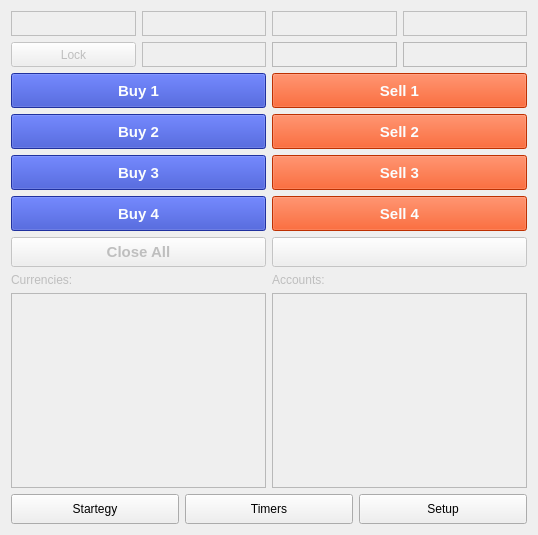
alimogh/trdk, file sources/FrontEnd/WilliamCarryFrontEnd/MultiBrokerWidget.ui: the form before one commit.
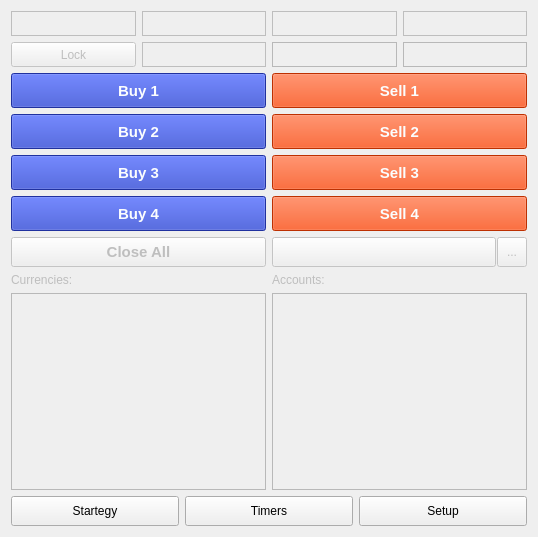
The form after the commit.

Commit message: [WilliamCarry] Symbol select. https://trello.com/c/8BIVTRPQ

Diff of the .ui file:
```diff
--- a/sources/FrontEnd/WilliamCarryFrontEnd/MultiBrokerWidget.ui
+++ b/sources/FrontEnd/WilliamCarryFrontEnd/MultiBrokerWidget.ui
@@ -7,7 +7,7 @@
     <x>0</x>
     <y>0</y>
     <width>538</width>
-    <height>535</height>
+    <height>537</height>
    </rect>
   </property>
   <property name="minimumSize">
@@ -275,7 +275,7 @@
        </layout>
       </item>
       <item>
-       <layout class="QGridLayout" name="actionsLayout">
+       <layout class="QGridLayout" name="actionsLayout" columnstretch="1,1">
         <item row="4" column="0">
          <widget class="QPushButton" name="closeAll">
           <property name="minimumSize">
@@ -296,26 +296,6 @@
           </property>
          </widget>
         </item>
-        <item row="4" column="1">
-         <widget class="QPushButton" name="currentTradingSecurity">
-          <property name="minimumSize">
-           <size>
-            <width>0</width>
-            <height>30</height>
-           </size>
-          </property>
-          <property name="font">
-           <font>
-            <pointsize>11</pointsize>
-            <weight>75</weight>
-            <bold>true</bold>
-           </font>
-          </property>
-          <property name="text">
-           <string/>
-          </property>
-         </widget>
-        </item>
         <item row="1" column="1">
          <widget class="QPushButton" name="sell2">
           <property name="minimumSize">
@@ -508,6 +488,58 @@
           </property>
          </widget>
         </item>
+        <item row="4" column="1">
+         <layout class="QHBoxLayout" name="horizontalLayout" stretch="1,0">
+          <property name="spacing">
+           <number>1</number>
+          </property>
+          <item>
+           <widget class="QPushButton" name="currentTradingSecurity">
+            <property name="sizePolicy">
+             <sizepolicy hsizetype="Preferred" vsizetype="Fixed">
+              <horstretch>0</horstretch>
+              <verstretch>0</verstretch>
+             </sizepolicy>
+            </property>
+            <property name="minimumSize">
+             <size>
+              <width>0</width>
+              <height>30</height>
+             </size>
+            </property>
+            <property name="font">
+             <font>
+              <pointsize>11</pointsize>
+              <weight>75</weight>
+              <bold>true</bold>
+             </font>
+            </property>
+            <property name="text">
+             <string/>
+            </property>
+           </widget>
+          </item>
+          <item>
+           <widget class="QToolButton" name="currentTradingSecurityList">
+            <property name="sizePolicy">
+             <sizepolicy hsizetype="Preferred" vsizetype="Fixed">
+              <horstretch>0</horstretch>
+              <verstretch>0</verstretch>
+             </sizepolicy>
+            </property>
+            <property name="minimumSize">
+             <size>
+              <width>30</width>
+              <height>30</height>
+             </size>
+            </property>
+            <property name="text">
+             <string>...</string>
+            </property>
+           </widget>
+          </item>
+         </layout>
+        </item>
        </layout>
       </item>
       <item>
```
Left out of the diff: 55 changed lines with no effect on the pictures. The commit also changes 2 other files.
